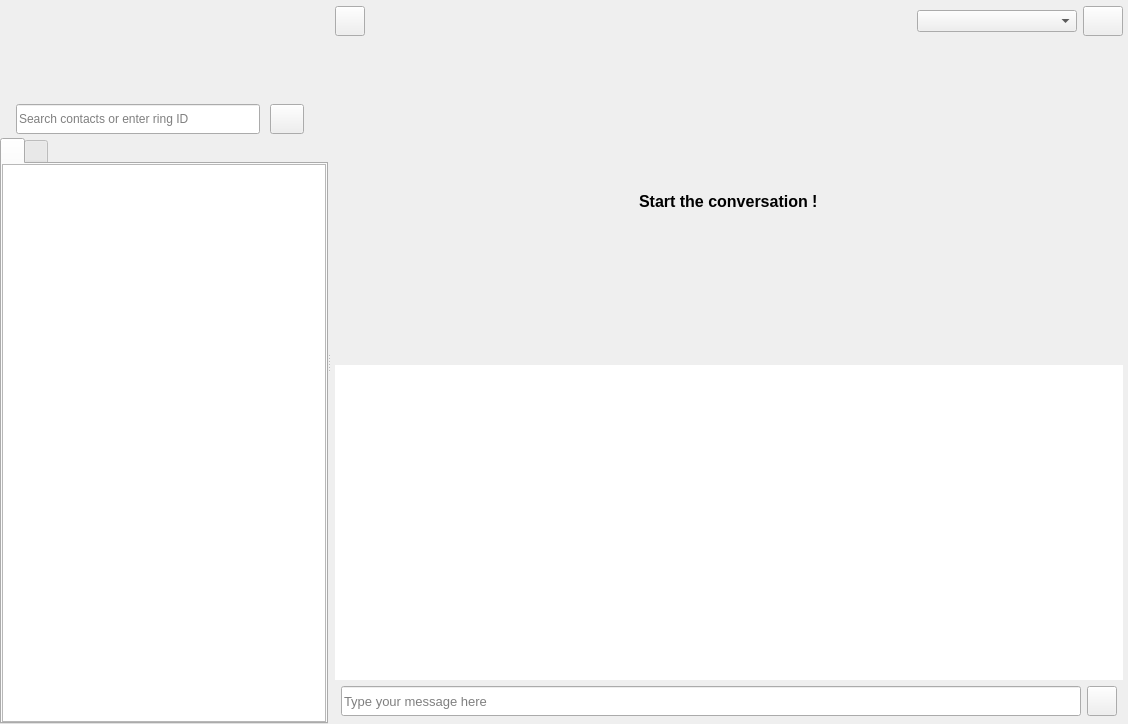
First picture: the form in callwidget.ui, repository savoirfairelinux/jami-client-windows, before the edit.
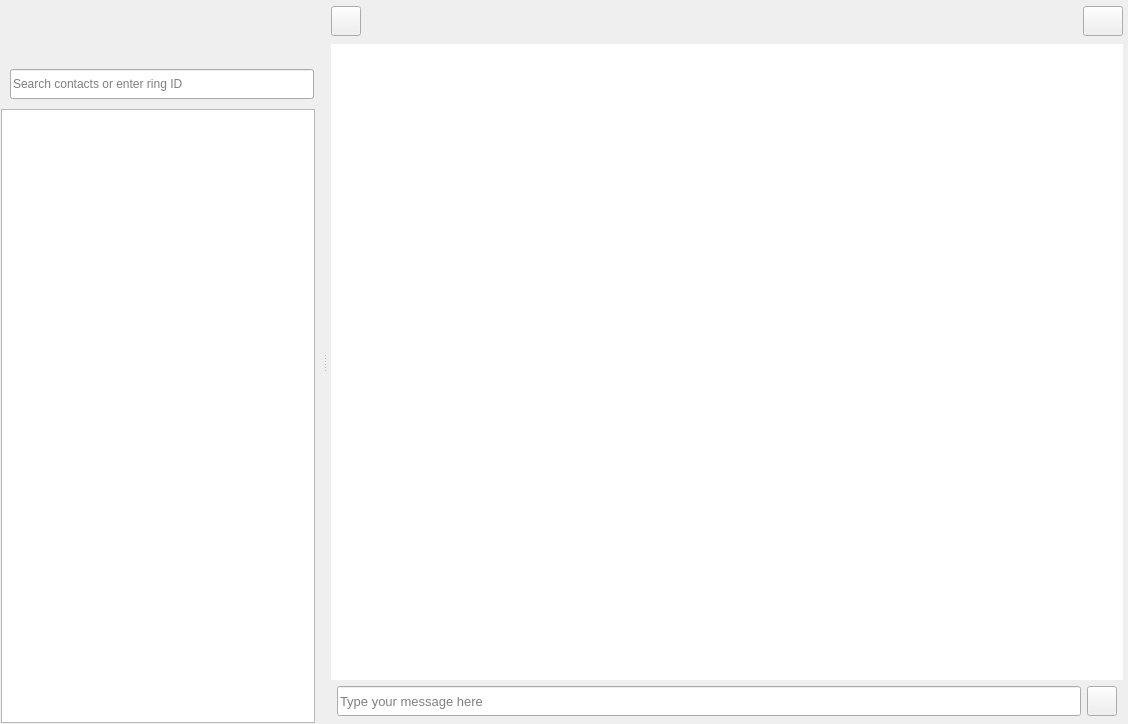
Second picture: the form after the edit. The open tabs and pages were chosen to show the change. Icons and pictures are not drawn. Custom widgets are drawn as their Qt base class.

Commit message: smartlist/chat view: implement new lrc api

```diff
--- a/callwidget.ui
+++ b/callwidget.ui
@@ -112,7 +112,7 @@
           <number>0</number>
          </property>
          <item row="0" column="0">
-          <layout class="QVBoxLayout" name="verticalLayout_2" stretch="3,1,18">
+          <layout class="QVBoxLayout" name="verticalLayout_2" stretch="0,0,0">
            <property name="spacing">
             <number>0</number>
            </property>
@@ -122,7 +122,7 @@
            <item>
             <widget class="CurrentAccountWidget" name="currentAccountWidget" native="true">
              <property name="sizePolicy">
-              <sizepolicy hsizetype="MinimumExpanding" vsizetype="MinimumExpanding">
+              <sizepolicy hsizetype="MinimumExpanding" vsizetype="Fixed">
                <horstretch>0</horstretch>
                <verstretch>0</verstretch>
               </sizepolicy>
@@ -130,23 +130,32 @@
              <property name="minimumSize">
               <size>
                <width>0</width>
-               <height>100</height>
+               <height>60</height>
               </size>
              </property>
             </widget>
            </item>
            <item>
             <widget class="QWidget" name="selectBar" native="true">
+             <property name="sizePolicy">
+              <sizepolicy hsizetype="Maximum" vsizetype="MinimumExpanding">
+               <horstretch>0</horstretch>
+               <verstretch>0</verstretch>
+              </sizepolicy>
+             </property>
              <property name="maximumSize">
               <size>
-               <width>324</width>
-               <height>16777215</height>
+               <width>332</width>
+               <height>48</height>
               </size>
              </property>
-             <layout class="QHBoxLayout" name="horizontalLayout_4">
+             <layout class="QHBoxLayout" name="_2" stretch="0,0,0">
               <property name="spacing">
                <number>0</number>
               </property>
+              <property name="sizeConstraint">
+               <enum>QLayout::SetDefaultConstraint</enum>
+              </property>
               <property name="leftMargin">
                <number>0</number>
               </property>
@@ -169,7 +178,7 @@
                 </property>
                 <property name="sizeHint" stdset="0">
                  <size>
-                  <width>16</width>
+                  <width>10</width>
                   <height>38</height>
                  </size>
                 </property>
@@ -181,14 +190,14 @@
                  <bool>true</bool>
                 </property>
                 <property name="sizePolicy">
-                 <sizepolicy hsizetype="Fixed" vsizetype="Fixed">
+                 <sizepolicy hsizetype="Expanding" vsizetype="Fixed">
                   <horstretch>0</horstretch>
                   <verstretch>0</verstretch>
                  </sizepolicy>
                 </property>
                 <property name="minimumSize">
                  <size>
-                  <width>244</width>
+                  <width>266</width>
                   <height>30</height>
                  </size>
                 </property>
@@ -220,42 +229,6 @@
                 </property>
                </widget>
               </item>
-              <item>
-               <spacer name="horizontalSpacer_3">
-                <property name="orientation">
-                 <enum>Qt::Horizontal</enum>
-                </property>
-                <property name="sizeType">
-                 <enum>QSizePolicy::Fixed</enum>
-                </property>
-                <property name="sizeHint" stdset="0">
-                 <size>
-                  <width>10</width>
-                  <height>20</height>
-                 </size>
-                </property>
-               </spacer>
-              </item>
-              <item>
-               <widget class="QPushButton" name="searchBtn">
-                <property name="minimumSize">
-                 <size>
-                  <width>30</width>
-                  <height>30</height>
-                 </size>
-                </property>
-                <property name="toolTip">
-                 <string>search button</string>
-                </property>
-                <property name="text">
-                 <string/>
-                </property>
-                <property name="icon">
-                 <iconset resource="ressources.qrc">
-                  <normaloff>:/images/icons/ic_search_black_18dp_2x.png</normaloff>:/images/icons/ic_search_black_18dp_2x.png</iconset>
-                </property>
-               </widget>
-              </item>
               <item>
                <spacer name="horizontalSpacer_2">
                 <property name="orientation">
@@ -266,8 +239,8 @@
                 </property>
                 <property name="sizeHint" stdset="0">
                  <size>
-                  <width>20</width>
-                  <height>20</height>
+                  <width>10</width>
+                  <height>38</height>
                  </size>
                 </property>
                </spacer>
@@ -276,150 +249,29 @@
             </widget>
            </item>
            <item>
-            <layout class="QVBoxLayout" name="verticalLayout_5" stretch="0">
-             <property name="spacing">
-              <number>0</number>
-             </property>
-             <property name="leftMargin">
-              <number>0</number>
-             </property>
-             <property name="topMargin">
-              <number>0</number>
-             </property>
-             <property name="bottomMargin">
-              <number>0</number>
-             </property>
-             <item>
-              <widget class="QTabWidget" name="mainTabMenu">
-               <property name="sizePolicy">
-                <sizepolicy hsizetype="MinimumExpanding" vsizetype="MinimumExpanding">
-                 <horstretch>0</horstretch>
-                 <verstretch>0</verstretch>
-                </sizepolicy>
-               </property>
-               <property name="minimumSize">
-                <size>
-                 <width>0</width>
-                 <height>0</height>
-                </size>
-               </property>
-               <property name="maximumSize">
-                <size>
-                 <width>16777215</width>
-                 <height>16777215</height>
-                </size>
-               </property>
-               <property name="toolTip">
-                <string/>
-               </property>
-               <property name="currentIndex">
-                <number>0</number>
-               </property>
-               <property name="iconSize">
-                <size>
-                 <width>24</width>
-                 <height>24</height>
-                </size>
-               </property>
-               <widget class="QWidget" name="mainTabMenuPage1">
-                <attribute name="icon">
-                 <iconset resource="ressources.qrc">
-                  <normaloff>:/images/icons/ic_chat_black_24dp_2x.png</normaloff>:/images/icons/ic_chat_black_24dp_2x.png</iconset>
-                </attribute>
-                <attribute name="title">
-                 <string/>
-                </attribute>
-                <attribute name="toolTip">
-                 <string>Conversations</string>
-                </attribute>
-                <layout class="QVBoxLayout" name="verticalLayout_6">
-                 <property name="spacing">
-                  <number>0</number>
-                 </property>
-                 <property name="leftMargin">
-                  <number>0</number>
-                 </property>
-                 <property name="topMargin">
-                  <number>0</number>
-                 </property>
-                 <property name="rightMargin">
-                  <number>0</number>
-                 </property>
-                 <property name="bottomMargin">
-                  <number>0</number>
-                 </property>
-                 <item>
-                  <widget class="SmartList" name="smartList">
-                   <property name="minimumSize">
-                    <size>
-                     <width>324</width>
-                     <height>0</height>
-                    </size>
-                   </property>
-                   <property name="mouseTracking">
-                    <bool>true</bool>
-                   </property>
-                   <property name="indentation">
-                    <number>0</number>
-                   </property>
-                   <property name="headerHidden">
-                    <bool>true</bool>
-                   </property>
-                   <attribute name="headerMinimumSectionSize">
-                    <number>0</number>
-                   </attribute>
-                  </widget>
-                 </item>
-                </layout>
+            <widget class="QWidget" name="smartListWidget" native="true">
+             <layout class="QVBoxLayout" name="verticalLayout_5" stretch="0">
+              <property name="spacing">
+               <number>0</number>
+              </property>
+              <property name="leftMargin">
+               <number>1</number>
+              </property>
+              <property name="topMargin">
+               <number>1</number>
+              </property>
+              <property name="bottomMargin">
+               <number>1</number>
+              </property>
+              <item>
+               <widget class="SmartListView" name="smartList">
+                <property name="autoScrollMargin">
+                 <number>16</number>
+                </property>
                </widget>
-               <widget class="QWidget" name="mainTabMenuPage2">
-                <attribute name="icon">
-                 <iconset resource="ressources.qrc">
-                  <normaloff>:/images/icons/ic_person_add_black_24dp_2x.png</normaloff>:/images/icons/ic_person_add_black_24dp_2x.png</iconset>
-                </attribute>
-                <attribute name="title">
-                 <string/>
-                </attribute>
-                <attribute name="toolTip">
-                 <string>Contact requests</string>
-                </attribute>
-                <layout class="QVBoxLayout" name="verticalLayout_7">
-                 <property name="spacing">
-                  <number>0</number>
-                 </property>
-                 <property name="leftMargin">
-                  <number>0</number>
-                 </property>
-                 <property name="topMargin">
-                  <number>0</number>
-                 </property>
-                 <property name="rightMargin">
-                  <number>0</number>
-                 </property>
-                 <property name="bottomMargin">
-                  <number>0</number>
-                 </property>
-                 <item>
-                  <widget class="ContactRequestListWidget" name="contactRequestList">
-                   <property name="styleSheet">
-                    <string notr="true"/>
-                   </property>
-                   <property name="rootIsDecorated">
-                    <bool>false</bool>
-                   </property>
-                   <attribute name="headerVisible">
-                    <bool>false</bool>
-                   </attribute>
-                   <attribute name="headerMinimumSectionSize">
-                    <number>0</number>
-                   </attribute>
-                  </widget>
-                 </item>
-                </layout>
-               </widget>
-              </widget>
-             </item>
-            </layout>
+              </item>
+             </layout>
+            </widget>
            </item>
           </layout>
          </item>
@@ -1033,7 +885,7 @@
                  <verstretch>0</verstretch>
                 </sizepolicy>
                </property>
-               <layout class="QVBoxLayout" name="verticalLayout_12" stretch="1,25,25,1">
+               <layout class="QVBoxLayout" name="verticalLayout_12" stretch="1,25,1">
                 <property name="leftMargin">
                  <number>5</number>
                 </property>
@@ -1177,19 +1029,6 @@
                     </property>
                    </spacer>
                   </item>
-                  <item>
-                   <widget class="QComboBox" name="contactMethodComboBox">
-                    <property name="minimumSize">
-                     <size>
-                      <width>160</width>
-                      <height>0</height>
-                     </size>
-                    </property>
-                    <property name="toolTip">
-                     <string>Peer contact method selector</string>
-                    </property>
-                   </widget>
-                  </item>
                   <item>
                    <widget class="QPushButton" name="sendContactRequestPageButton">
                     <property name="sizePolicy">
@@ -1221,23 +1060,6 @@
                   </item>
                  </layout>
                 </item>
-                <item alignment="Qt::AlignHCenter|Qt::AlignVCenter">
-                 <widget class="QLabel" name="noMessagesLabel">
-                  <property name="enabled">
-                   <bool>true</bool>
-                  </property>
-                  <property name="font">
-                   <font>
-                    <pointsize>12</pointsize>
-                    <weight>75</weight>
-                    <bold>true</bold>
-                   </font>
-                  </property>
-                  <property name="text">
-                   <string>Start the conversation !</string>
-                  </property>
-                 </widget>
-                </item>
                 <item>
                  <widget class="QListView" name="listMessageView">
                   <property name="sizePolicy">
@@ -1918,9 +1740,9 @@
    <header>idlabel.h</header>
   </customwidget>
   <customwidget>
-   <class>SmartList</class>
-   <extends>QTreeView</extends>
-   <header>smartlist.h</header>
+   <class>SmartListView</class>
+   <extends>QListView</extends>
+   <header>smartlistview.h</header>
   </customwidget>
   <customwidget>
    <class>SendContactRequestWidget</class>
@@ -1940,11 +1762,6 @@
    <header>contactrequestwidget.h</header>
    <container>1</container>
   </customwidget>
-  <customwidget>
-   <class>ContactRequestListWidget</class>
-   <extends>QTreeView</extends>
-   <header>contactrequestlistwidget.h</header>
-  </customwidget>
  </customwidgets>
  <resources>
   <include location="ressources.qrc"/>
```
Left out of the diff: 3 changed lines with no effect on the pictures. The commit also changes 47 other files.
